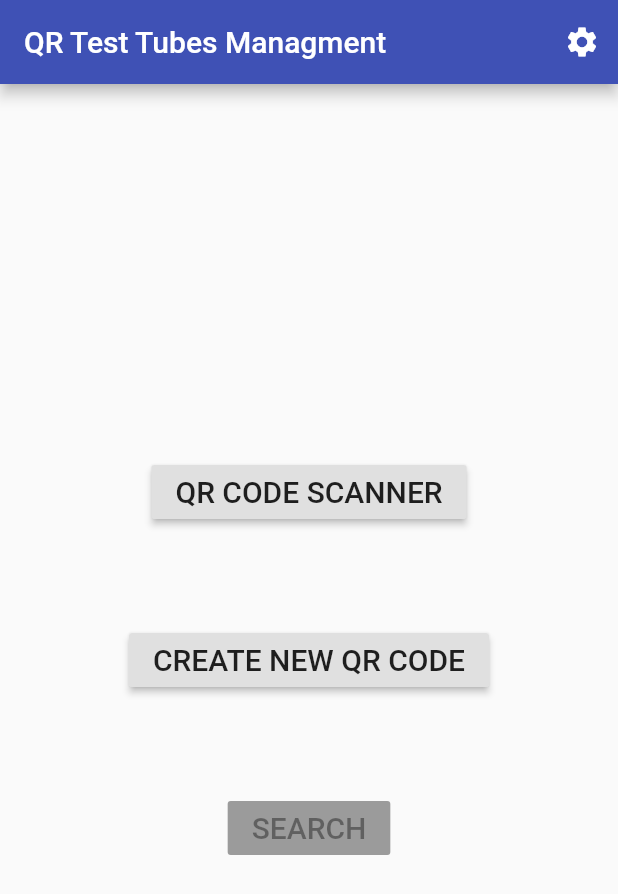
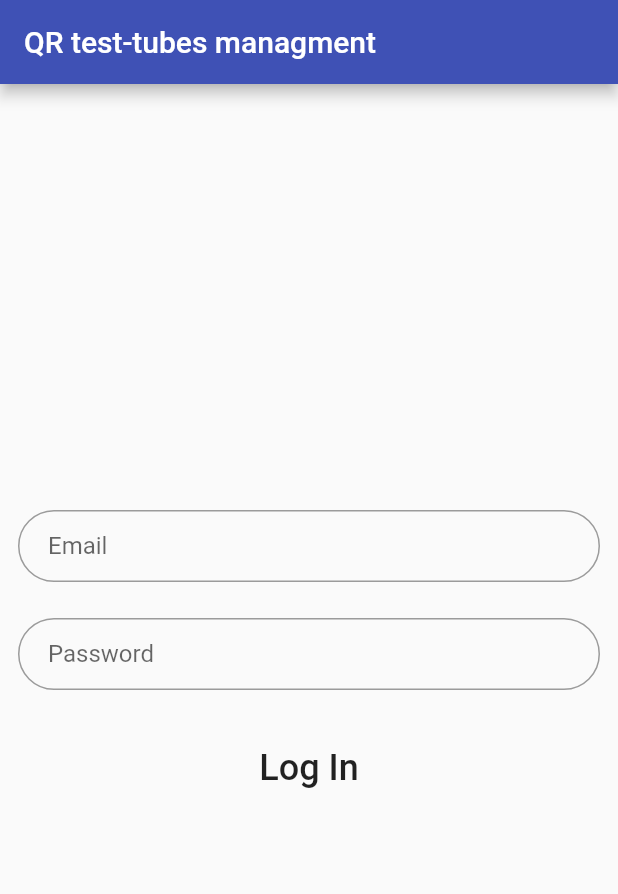
Before and after one commit to Goo53/QR_TEST_TUBES, a Flutter app: the screen it shows after launch, on a phone screen of 412 x 824 dp. Shown: the top 894 px of the screen. Run offline on Flutter 3.47's test engine with Material 2 defaults, Android fonts, the phone set to English and light mode, and no system bars; our stand-ins replace dynamic_theme, qr_flutter; missing offline and left inert: barcode_scan.

Commit message:
Add Log In page

```diff
--- a/lib/generate.dart
+++ b/lib/generate.dart
@@ -111,7 +111,7 @@ class GenerateScreenState extends State<GenerateScreen> {
         children: <Widget>[
           Text('Before shutting this screen remember to print your QR code:'),
           Center(child:IconButton(icon: Icon(Icons.print),onPressed: _captureAndSharePng,),), ],),
-      actions: <Widget>[new FlatButton(onPressed: () {Navigator.pushNamed(context, '/'); },
+      actions: <Widget>[new FlatButton(onPressed: () {Navigator.pushNamed(context, '/home'); },
           child: const Text('Return to Home Page'),),],);    }
 
     Widget _popupscreen2(BuildContext context) {
@@ -121,7 +121,7 @@ class GenerateScreenState extends State<GenerateScreen> {
           mainAxisSize: MainAxisSize.min,
           crossAxisAlignment: CrossAxisAlignment.start,
         children: <Widget>[
-          Text('Error: '),
+          Text('Error'),
           Text('Could not upload data'),],),
         actions: <Widget>[new FlatButton(onPressed: () {Navigator.of(context).pop(); },
           child: const Text('Got it'),),],);    }
--- /dev/null
+++ b/lib/login.dart
@@ -0,0 +1,45 @@
+import 'package:flutter/material.dart';
+import 'package:http/http.dart' as http;
+import 'package:testwidgets1_0/home_screen.dart';
+import 'package:path_provider/path_provider.dart';
+
+
+class LogIn extends StatefulWidget {static String tag = 'login-page';@override _LogInState createState() => new _LogInState();}
+
+class _LogInState extends State<LogIn> {
+  @override
+  final _email = TextEditingController() ;
+  final _password = TextEditingController() ;
+
+  Widget build(BuildContext context) {return Scaffold(appBar: AppBar(title: Text('QR test-tubes managment'),), body: _contentWidget(),  );}
+
+  _contentWidget() {
+  final bodyHeight = MediaQuery.of(context).size.height - MediaQuery.of(context).viewInsets.bottom;
+  return Column(mainAxisAlignment: MainAxisAlignment.center,
+  children: <Widget>[
+  Container(padding: const EdgeInsets.all(12),child:TextFormField(controller: _email,
+      decoration: InputDecoration(hintText: 'Email', contentPadding: EdgeInsets.fromLTRB(20.0, 10.0, 20.0, 10.0),
+      border: OutlineInputBorder(borderRadius: BorderRadius.circular(32.0)),   ),),),
+  Container(padding: const EdgeInsets.all(12),child:TextFormField(controller: _password,
+      decoration: InputDecoration(hintText: 'Password', contentPadding: EdgeInsets.fromLTRB(20.0, 10.0, 20.0, 10.0),
+      border: OutlineInputBorder(borderRadius: BorderRadius.circular(32.0)),  ),),),
+
+  Padding(padding: const EdgeInsets.all(16.0),
+      child:  FlatButton(child:  Text("Log In", style: TextStyle(fontSize: 24)),
+      shape: RoundedRectangleBorder(borderRadius: BorderRadius.circular(32.0)),
+      onPressed: () async{
+          var url = 'http://webek3.fuw.edu.pl/zps2g14/login.py';
+          var response = await http.post(url, body: {'email': _email.text ,'password': _password.text , });
+          print('Response status: ${response.statusCode}'); print('Response body: ${response.body}');
+          if (response.statusCode == 200) {
+              Navigator.pushNamed(context, '/home');}
+          else {showDialog(context: context,builder: (BuildContext context) => _popupscreen(context),);}  }, ),),    ],);     }
+
+  Widget _popupscreen(BuildContext context) {return new AlertDialog(title: Center(child:Text('Error'),),
+      content: new Column(mainAxisSize: MainAxisSize.min, crossAxisAlignment: CrossAxisAlignment.start,
+        children: <Widget>[ Text('Either email or password was incorrect. Try again or contact administrator.'),
+        Center(child:IconButton(icon: Icon(Icons.error),onPressed: null,),), ],),
+        actions: <Widget>[new FlatButton(onPressed: () {Navigator.of(context).pop(); },),],);    }
+
+
+}
--- a/lib/main.dart
+++ b/lib/main.dart
@@ -4,6 +4,7 @@ import 'package:dynamic_theme/dynamic_theme.dart';
 import 'package:testwidgets1_0/theme_switcher_widgets.dart';
 import 'package:testwidgets1_0/scan.dart';
 import 'package:testwidgets1_0/generate.dart';
+import 'package:testwidgets1_0/login.dart';
 
 void main() => runApp(MyApp());
 
@@ -18,13 +19,13 @@ class MyApp extends StatelessWidget {
               ),
           themedWidgetBuilder: (context, theme) {
             return MaterialApp(
-              title: 'Flutter Demo',
+              title: 'QR test-tubes managment',
               theme: theme,
-              home: HomeScreen(title: 'QR Test Tubes Managment'),
+              home: LogIn(),
               initialRoute: '/',
               routes: {
                 '/home': (BuildContext context) => HomeScreen(),
-                //'/signup': (BuildContext context) => SignUpPage(),
+                '/log_in': (BuildContext context) => LogIn(),
                 '/scan': (BuildContext context) => ScanScreen(),
                 '/generate': (BuildContext context) => GenerateScreen(),
                       },
```
